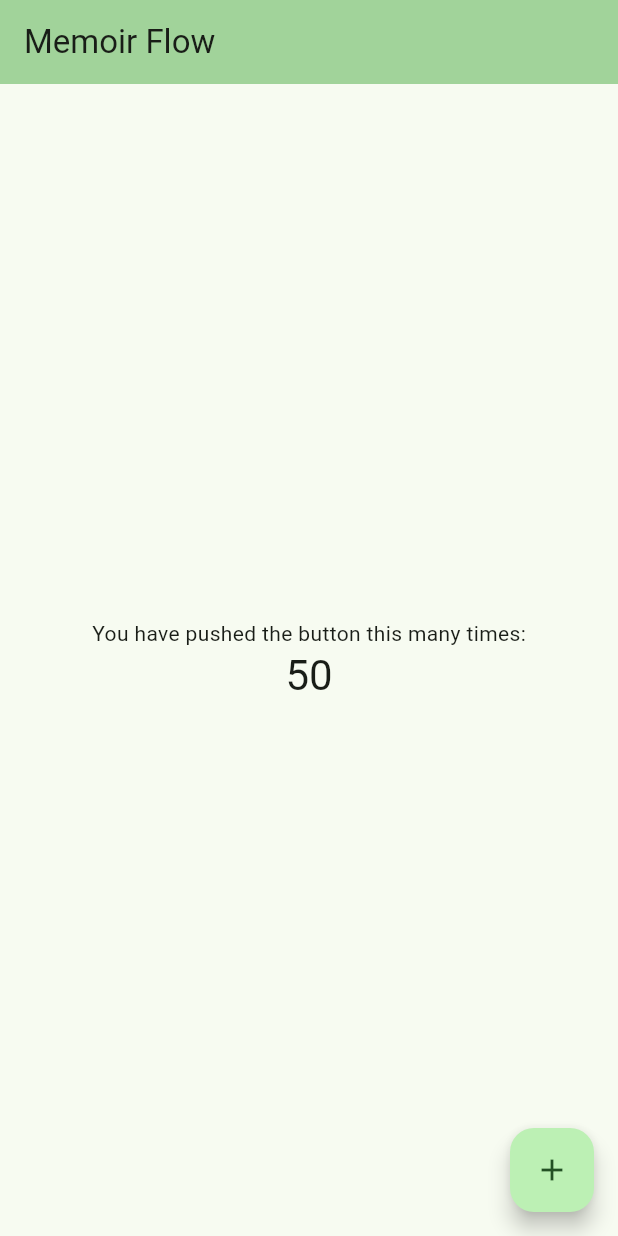
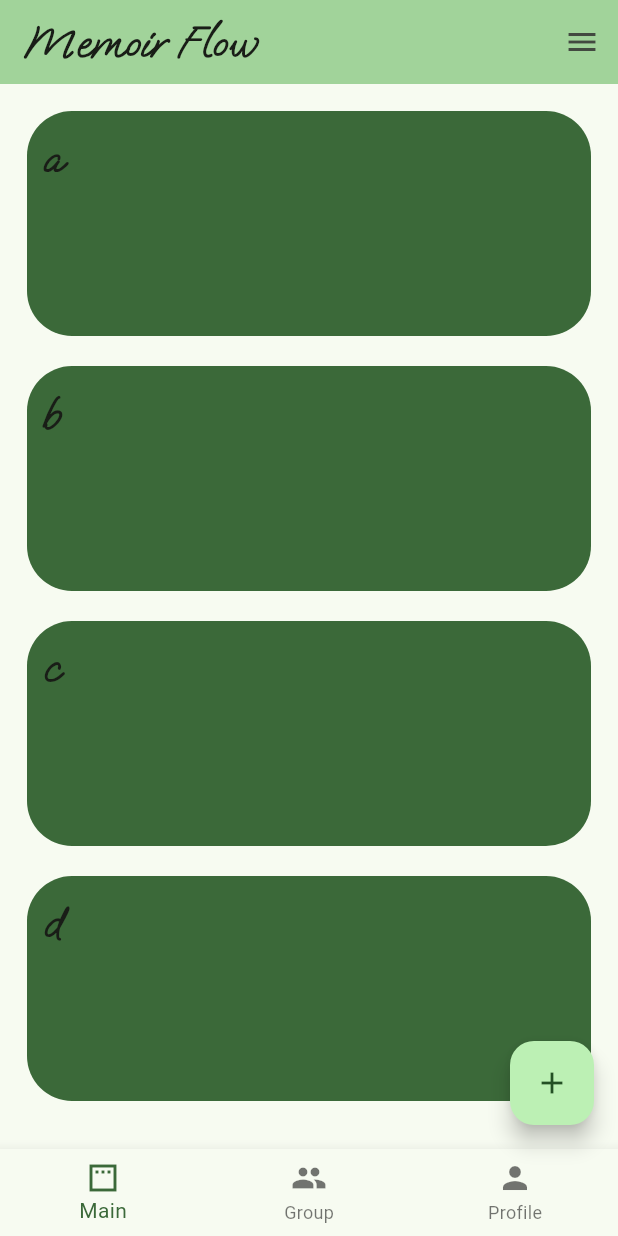
Before and after one commit to mnseok/MemoirFlow, a Flutter app: the screen it shows after launch, on a phone screen of 412 x 824 dp. Run offline on Flutter 3.47's test engine with Material 2 defaults, Android fonts, the phone set to English and light mode, and no system bars.

Commit message:
MainScreen

```diff
--- a/memorial_flow/lib/main.dart
+++ b/memorial_flow/lib/main.dart
@@ -1,4 +1,6 @@
 import 'package:flutter/material.dart';
+import 'package:memorial_flow/screens/main.screen.dart';
+import 'package:memorial_flow/screens/second.screen.dart';
 
 void main() {
   runApp(const MyApp());
@@ -32,71 +34,94 @@ class MyHomePage extends StatefulWidget {
 }
 
 class _MyHomePageState extends State<MyHomePage> {
-  int _counter = 50;
+  int _selectedIndex = 0;
+  final List<Widget> _widgetOptions = <Widget>[
+    FirstScreen(),
+    SecondScreen(),
+    FirstScreen(),
+  ];
 
-  void _incrementCounter() {
+  void _onItemTapped(int index) {
     setState(() {
-      // This call to setState tells the Flutter framework that something has
-      // changed in this State, which causes it to rerun the build method below
-      // so that the display can reflect the updated values. If we changed
-      // _counter without calling setState(), then the build method would not be
-      // called again, and so nothing would appear to happen.
-      _counter++;
+      _selectedIndex = index;
     });
   }
 
   @override
   Widget build(BuildContext context) {
-    // This method is rerun every time setState is called, for instance as done
-    // by the _incrementCounter method above.
-    //
-    // The Flutter framework has been optimized to make rerunning build methods
-    // fast, so that you can just rebuild anything that needs updating rather
-    // than having to individually change instances of widgets.
     return Scaffold(
         appBar: AppBar(
-        // TRY THIS: Try changing the color here to a specific color (to
-        // Colors.amber, perhaps?) and trigger a hot reload to see the AppBar
-        // change color while the other colors stay the same.
           backgroundColor: Theme.of(context).colorScheme.inversePrimary,
-        // Here we take the value from the MyHomePage object that was created by
-        // the App.build method, and use it to set our appbar title.
-        title: Text(widget.title),
+          title: Text(
+            widget.title,
+            style: const TextStyle(
+                fontFamily: 'OoohBaby',
+                fontSize: 30,
+                fontWeight: FontWeight.w700),
           ),
-      body: Center(
-        // Center is a layout widget. It takes a single child and positions it
-        // in the middle of the parent.
-        child: Column(
-          // Column is also a layout widget. It takes a list of children and
-          // arranges them vertically. By default, it sizes itself to fit its
-          // children horizontally, and tries to be as tall as its parent.
-          //
-          // Column has various properties to control how it sizes itself and
-          // how it positions its children. Here we use mainAxisAlignment to
-          // center the children vertically; the main axis here is the vertical
-          // axis because Columns are vertical (the cross axis would be
-          // horizontal).
-          //
-          // TRY THIS: Invoke "debug painting" (choose the "Toggle Debug Paint"
-          // action in the IDE, or press "p" in the console), to see the
-          // wireframe for each widget.
-          mainAxisAlignment: MainAxisAlignment.center,
-          children: <Widget>[
-            const Text(
-              'You have pushed the button this many times:',
+          // leading: IconButton(
+          //     icon: Icon(Icons.menu), onPressed: () => {print("hi")}),
         ),
-            Text(
-              '$_counter',
-              style: Theme.of(context).textTheme.headlineMedium,
+        endDrawer: Drawer(
+            child: ListView(
+          padding: EdgeInsets.zero,
+          children: [
+            const DrawerHeader(
+              decoration: BoxDecoration(
+                color: Colors.green,
+              ),
+              child: Text(
+                'Drawer Header',
+                style: TextStyle(
+                    color: Colors.white,
+                    fontFamily: 'OoohBaby',
+                    fontSize: 30,
+                    fontWeight: FontWeight.w700),
+              ),
+            ),
+            ListTile(
+              title: const Text('Item 1'),
+              onTap: () {
+                Navigator.pop(context);
+              },
+            ),
+            ListTile(
+              title: const Text('Item 2'),
+              onTap: () {
+                Navigator.pop(context);
+              },
             ),
           ],
-        ),
-      ),
+        )),
         floatingActionButton: FloatingActionButton(
-        onPressed: _incrementCounter,
+          onPressed: () {
+            Navigator.push(
+              context,
+              MaterialPageRoute(builder: (context) => SecondScreen()),
+            );
+          },
           tooltip: 'Increment',
           child: const Icon(Icons.add),
         ), // This trailing comma makes auto-formatting nicer for build methods.
-    );
+
+        body: _widgetOptions.elementAt(_selectedIndex),
+        bottomNavigationBar: BottomNavigationBar(
+          items: const [
+            BottomNavigationBarItem(
+              icon: Icon(Icons.padding),
+              label: 'Main',
+            ),
+            BottomNavigationBarItem(
+              icon: Icon(Icons.group),
+              label: 'Group',
+            ),
+            BottomNavigationBarItem(
+              icon: Icon(Icons.person),
+              label: 'Profile',
+            ),
+          ],
+          currentIndex: _selectedIndex,
+          onTap: _onItemTapped,
+        ));
   }
 }
--- /dev/null
+++ b/memorial_flow/lib/screens/main.screen.dart
@@ -0,0 +1,19 @@
+import 'package:flutter/material.dart';
+import 'package:memorial_flow/widgets/memorial.widget.dart';
+
+class FirstScreen extends StatelessWidget {
+  FirstScreen({super.key});
+  final List<String> entries = <String>['a', 'b', 'c', 'd'];
+  final List<int> colorCodes = <int>[600, 500, 100, 200];
+
+  @override
+  Widget build(BuildContext context) {
+    return Scaffold(
+        body: ListView.builder(
+            padding: const EdgeInsets.all(8),
+            itemCount: entries.length,
+            itemBuilder: (BuildContext context, int index) {
+              return Memorial(content: entries[index]);
+            }));
+  }
+}
--- /dev/null
+++ b/memorial_flow/lib/screens/second.screen.dart
@@ -0,0 +1,20 @@
+import 'package:flutter/material.dart';
+
+class SecondScreen extends StatelessWidget {
+  @override
+  Widget build(BuildContext context) {
+    return Scaffold(
+      // appBar: AppBar(
+      //   title: const Text("Second Screen"),
+      // ),
+      body: Center(
+        child: TextButton(
+          onPressed: () {
+            // 클릭하면 첫 번째 화면으로 돌아갑니다!
+          },
+          child: const Text('Go back!'),
+        ),
+      ),
+    );
+  }
+}
--- /dev/null
+++ b/memorial_flow/lib/widgets/memorial.widget.dart
@@ -0,0 +1,29 @@
+import 'package:flutter/material.dart';
+
+class Memorial extends StatelessWidget {
+  const Memorial({
+    super.key,
+    required this.content,
+  });
+
+  final String content;
+  @override
+  Widget build(BuildContext context) {
+    return Container(
+      width: 350,
+      height: 150,
+      margin: const EdgeInsets.all(10),
+      padding: const EdgeInsets.all(10),
+      decoration: BoxDecoration(
+        borderRadius: BorderRadius.circular(30),
+        color: Theme.of(context).colorScheme.primary,
+      ),
+      // color: Theme.of(context).colorScheme.primary,
+      child: Text(
+        content,
+        style: const TextStyle(
+            fontFamily: 'OoohBaby', fontSize: 30, fontWeight: FontWeight.w700),
+      ),
+    );
+  }
+}
```
Also changed, not shown: memorial_flow/pubspec.yaml (+4 -4 lines). Lines whose indentation alone changed are shown as unchanged.
